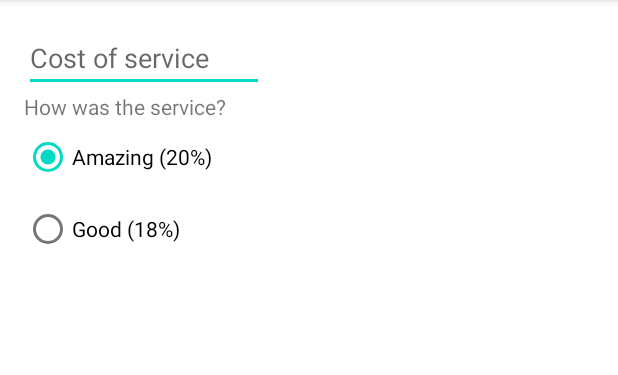
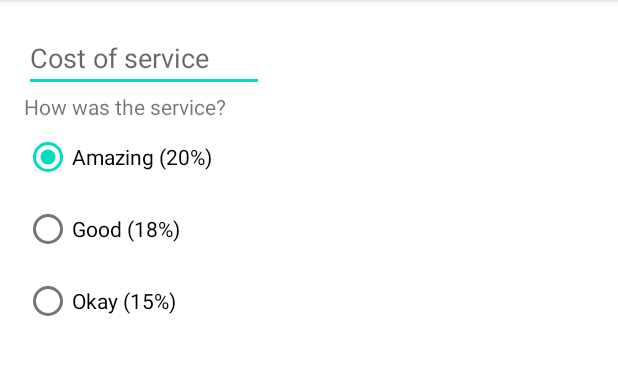
Before and after one commit to mkdzt/TipTime, an Android app: the screen it shows after launch (MainActivity), on a phone screen of 412 x 824 dp, the part 84-459 px from its top. Run offline under Robolectric (Android 15) with nearby library versions, the phone set to English and light mode, and no system bars.

Commit message:
add radio button 15 percent

```diff
--- a/app/src/main/res/layout/activity_main.xml
+++ b/app/src/main/res/layout/activity_main.xml
@@ -45,6 +45,11 @@
             android:layout_height="wrap_content"
             android:text="Good (18%)"
             />
-
+        <RadioButton
+            android:id="@+id/rb_option_15_percent"
+            android:layout_width="wrap_content"
+            android:layout_height="wrap_content"
+            android:text="Okay (15%)"
+            />
     </RadioGroup>
 </androidx.constraintlayout.widget.ConstraintLayout>
```
